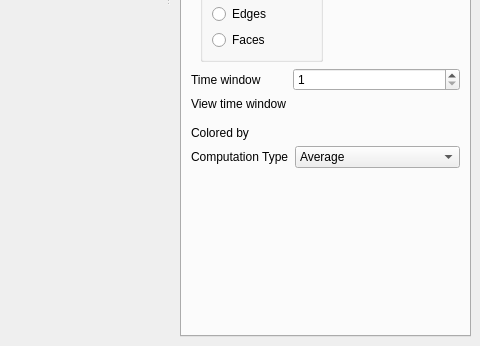
The window that MainWindow.ui (danlipsa/foamvis) describes before a commit, drawn with Qt 5; both pictures show x 570 to 1050 and y 357 to 703 of the 1050 by 703 pixel window.
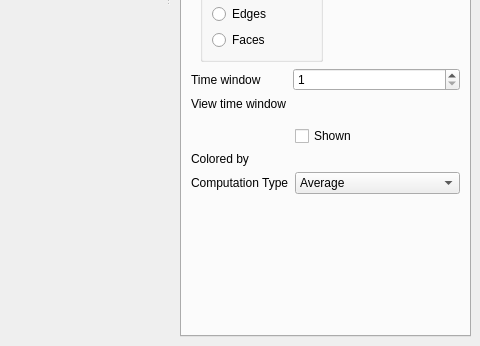
The same window after the commit. The open tabs and pages were chosen to show the change. Custom widgets are drawn as their Qt base class.

The edit to the form file:
```diff
--- a/MainWindow.ui
+++ b/MainWindow.ui
@@ -1845,28 +1845,28 @@
              <property name="bottomMargin">
               <number>9</number>
              </property>
-             <item row="0" column="0">
+             <item row="1" column="0">
               <widget class="QLabel" name="label_7">
                <property name="text">
                 <string>Colored by</string>
                </property>
               </widget>
              </item>
-             <item row="0" column="1">
+             <item row="1" column="1">
               <widget class="QLabel" name="labelAverageColor">
                <property name="text">
                 <string/>
                </property>
               </widget>
              </item>
-             <item row="1" column="0">
+             <item row="2" column="0">
               <widget class="QLabel" name="label_22">
                <property name="text">
                 <string>Computation Type</string>
                </property>
               </widget>
              </item>
-             <item row="1" column="1">
+             <item row="2" column="1">
               <widget class="QComboBox" name="comboBoxStatisticsType">
                <item>
                 <property name="text">
@@ -1890,6 +1890,13 @@
                </item>
               </widget>
              </item>
+             <item row="0" column="1">
+              <widget class="QCheckBox" name="checkBoxAverageShown">
+               <property name="text">
+                <string>Shown</string>
+               </property>
+              </widget>
+             </item>
             </layout>
            </widget>
            <widget class="QWidget" name="pageT1sProbabilityDensity">
```
Left out of the diff: 295 changed lines with no effect on the pictures.
